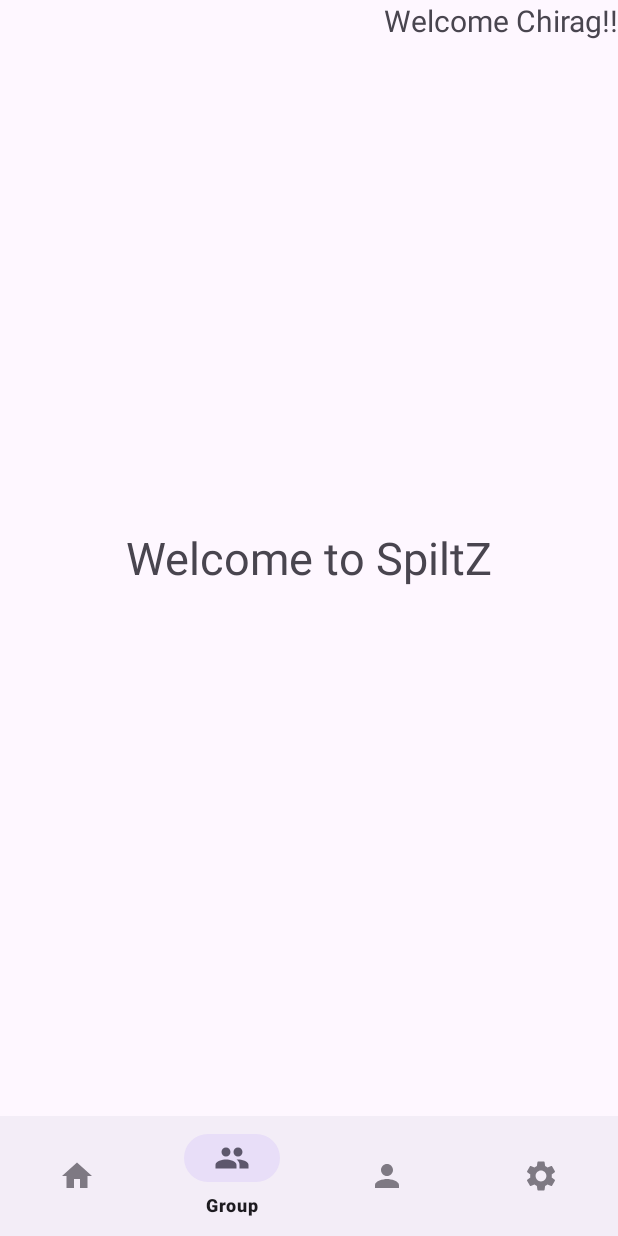
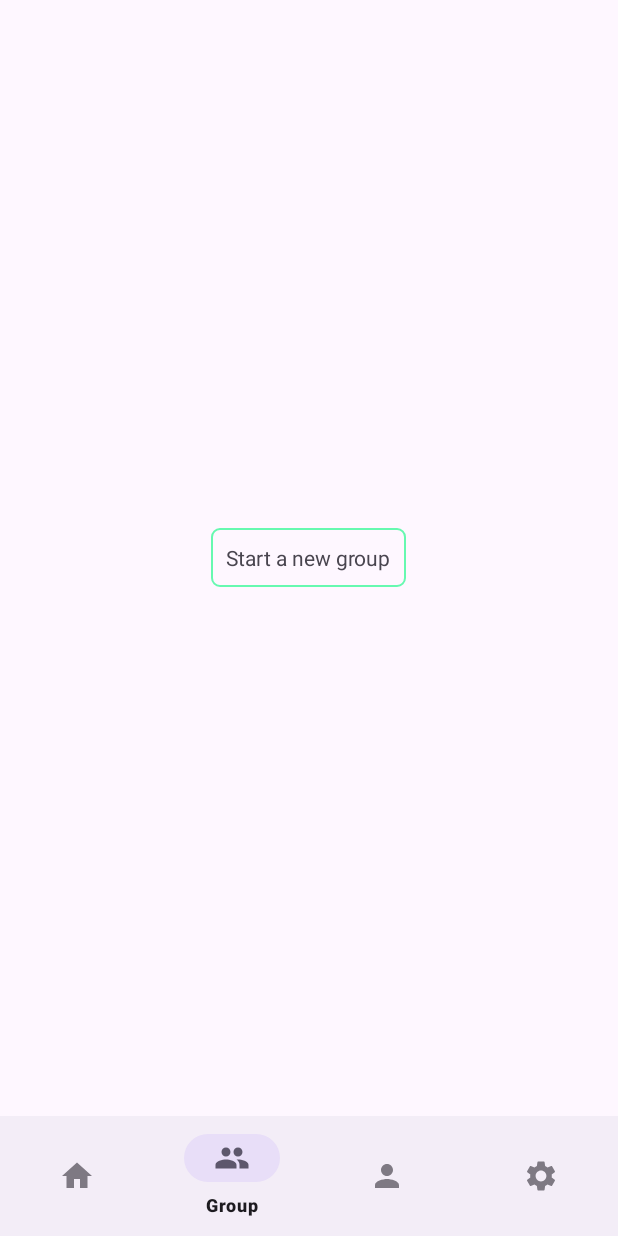
Before and after one commit to Splitz4/splitz, an Android app: the Home screen opened directly, with no data from a screen before it, item 2 of the bottom bar chosen, on a phone screen of 412 x 824 dp. Run offline under Robolectric (Android 15) with nearby library versions, the phone set to English and light mode, and no system bars.

Commit message:
Added create group layout-4

```diff
--- a/app/build.gradle
+++ b/app/build.gradle
@@ -46,7 +46,7 @@ dependencies {
     testImplementation 'junit:junit:4.13.2'
     androidTestImplementation 'androidx.test.ext:junit:1.1.5'
     androidTestImplementation 'androidx.test.espresso:espresso-core:3.5.1'
-
+    implementation 'com.github.dhaval2404:imagepicker:2.1'
     implementation 'pub.devrel:easypermissions:3.0.0'
     implementation 'com.vmadalin:easypermissions-ktx:1.0.0'
 }
--- a/app/src/main/java/com/example/splitz/Home.kt
+++ b/app/src/main/java/com/example/splitz/Home.kt
@@ -19,6 +19,7 @@ class Home : AppCompatActivity() {
         binding.bottomNavBar.setOnItemSelectedListener {
             when(it.itemId){
                 R.id.home-> replaceFragments(home_Freg())
+                R.id.group-> replaceFragments(freg_Group())
                 R.id.friends-> replaceFragments(addFriends())
                 R.id.setting-> replaceFragments(setting_Freg())
 
--- /dev/null
+++ b/app/src/main/java/com/example/splitz/freg_Group.kt
@@ -0,0 +1,71 @@
+package com.example.splitz
+
+import android.content.Intent
+import android.os.Bundle
+import androidx.fragment.app.Fragment
+import android.view.LayoutInflater
+import android.view.View
+import android.view.ViewGroup
+import android.widget.TextView
+
+// TODO: Rename parameter arguments, choose names that match
+// the fragment initialization parameters, e.g. ARG_ITEM_NUMBER
+private const val ARG_PARAM1 = "param1"
+private const val ARG_PARAM2 = "param2"
+
+/**
+ * A simple [Fragment] subclass.
+ * Use the [freg_Group.newInstance] factory method to
+ * create an instance of this fragment.
+ */
+class freg_Group : Fragment() {
+    // TODO: Rename and change types of parameters
+    private var param1: String? = null
+    private var param2: String? = null
+
+    override fun onCreate(savedInstanceState: Bundle?) {
+        super.onCreate(savedInstanceState)
+        arguments?.let {
+            param1 = it.getString(ARG_PARAM1)
+            param2 = it.getString(ARG_PARAM2)
+        }
+    }
+
+    override fun onCreateView(
+        inflater: LayoutInflater, container: ViewGroup?,
+        savedInstanceState: Bundle?
+    ): View? {
+        // Inflate the layout for this fragment
+        val view = inflater.inflate(R.layout.fragment_freg__group, container, false)
+        val buttonCreateGroup = view.findViewById<TextView>(R.id.buttonCreateGroup)
+        buttonCreateGroup.setOnClickListener{
+            navigateButton()
+        }
+        return view
+    }
+
+    private fun navigateButton() {
+        val intent = Intent(activity, create_Group::class.java)
+        startActivity(intent)
+    }
+
+    companion object {
+        /**
+         * Use this factory method to create a new instance of
+         * this fragment using the provided parameters.
+         *
+         * @param param1 Parameter 1.
+         * @param param2 Parameter 2.
+         * @return A new instance of fragment freg_Group.
+         */
+        // TODO: Rename and change types and number of parameters
+        @JvmStatic
+        fun newInstance(param1: String, param2: String) =
+            freg_Group().apply {
+                arguments = Bundle().apply {
+                    putString(ARG_PARAM1, param1)
+                    putString(ARG_PARAM2, param2)
+                }
+            }
+    }
+}
--- a/app/src/main/java/com/example/splitz/permissionTracker.kt
+++ b/app/src/main/java/com/example/splitz/permissionTracker.kt
@@ -11,4 +11,5 @@ object permissionTracker {
             android.Manifest.permission.READ_CONTACTS,
             android.Manifest.permission.WRITE_CONTACTS,
         )
+
 }
--- /dev/null
+++ b/app/src/main/res/drawable/baseline_add_a_photo_24.xml
@@ -0,0 +1,5 @@
+<vector android:alpha="0.69" android:height="24dp"
+    android:tint="#000000" android:viewportHeight="24"
+    android:viewportWidth="24" android:width="24dp"  xmlns:android="http://schemas.android.com/apk/res/android">
+    <path android:fillColor="@android:color/white" android:pathData="M3,4V1h2v3h3v2H5v3H3V6H0V4H3zM6,10V7h3V4h7l1.83,2H21c1.1,0 2,0.9 2,2v12c0,1.1 -0.9,2 -2,2H5c-1.1,0 -2,-0.9 -2,-2V10H6zM13,19c2.76,0 5,-2.24 5,-5s-2.24,-5 -5,-5s-5,2.24 -5,5S10.24,19 13,19zM9.8,14c0,1.77 1.43,3.2 3.2,3.2s3.2,-1.43 3.2,-3.2s-1.43,-3.2 -3.2,-3.2S9.8,12.23 9.8,14z"/>
+</vector>
--- a/app/src/main/res/layout/activity_contact_list.xml
+++ b/app/src/main/res/layout/activity_contact_list.xml
@@ -9,6 +9,7 @@
     <androidx.recyclerview.widget.RecyclerView
         android:layout_width="match_parent"
         android:layout_height="match_parent"
-        android:id="@+id/rcvContact"/>
+        android:id="@+id/rcvContact"
+        />
 
 </androidx.constraintlayout.widget.ConstraintLayout>
--- /dev/null
+++ b/app/src/main/res/layout/fragment_freg__group.xml
@@ -0,0 +1,25 @@
+<?xml version="1.0" encoding="utf-8"?>
+<FrameLayout xmlns:android="http://schemas.android.com/apk/res/android"
+    xmlns:tools="http://schemas.android.com/tools"
+    android:layout_width="match_parent"
+    android:layout_height="match_parent"
+    tools:context=".freg_Group">
+
+    <!-- TODO: Update blank fragment layout -->
+    <RelativeLayout
+        android:layout_width="match_parent"
+        android:layout_height="match_parent">
+
+        <TextView
+            android:id="@+id/buttonCreateGroup"
+            android:layout_width="wrap_content"
+            android:layout_height="wrap_content"
+            android:text="Start a new group"
+            android:layout_centerInParent="true"
+            android:background="@drawable/background_button"
+            android:padding="10dp"
+            >
+
+        </TextView>
+    </RelativeLayout>
+</FrameLayout>
--- a/settings.gradle
+++ b/settings.gradle
@@ -10,6 +10,7 @@ dependencyResolutionManagement {
     repositories {
         google()
         mavenCentral()
+        maven { url "https://jitpack.io" }
     }
 }
 rootProject.name = "Splitz"
```
Also changed, not shown: app/src/main/AndroidManifest.xml (+8 -6 lines), app/src/main/java/com/example/splitz/create_Group.kt (added, +22 -0 lines), app/src/main/res/drawable/background_profile.xml (added, +12 -0 lines), app/src/main/res/layout/activity_create_group.xml (added, +76 -0 lines), app/src/main/res/layout/contact_child.xml (+6 -3 lines).
